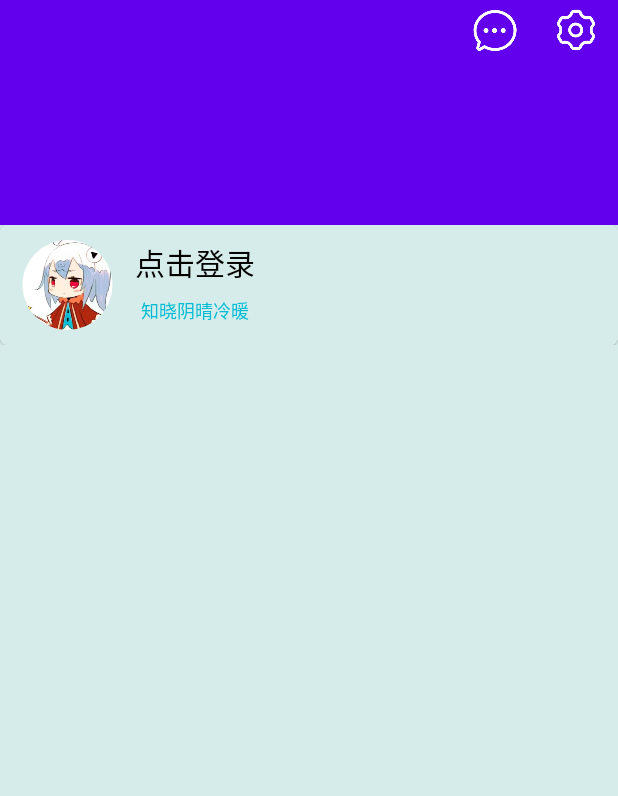
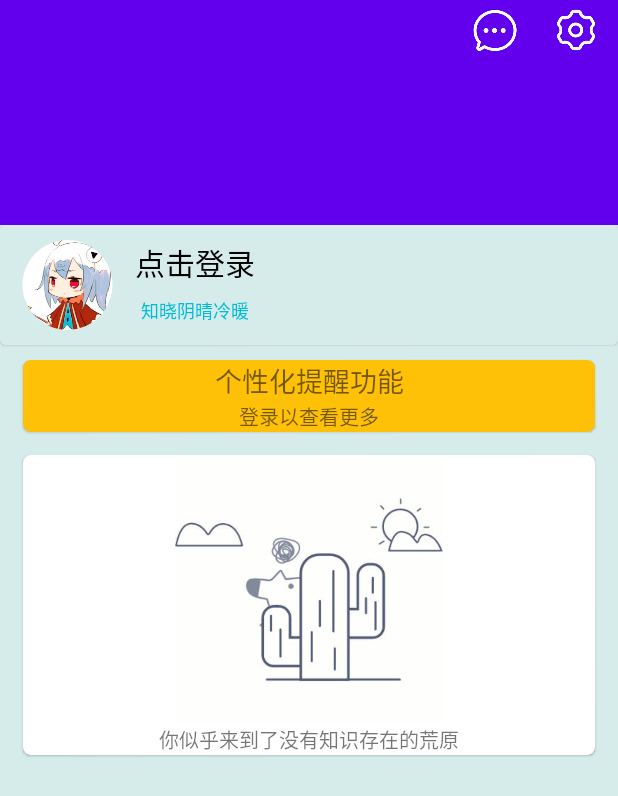
Before and after one commit to JJuprising/ASFinalWork2023, an Android app: the layout fragment_personal.xml on its own in the app's theme, with its tools: preview values and no code run, on a phone screen of 412 x 824 dp. Shown: the top 796 px of the screen. Run offline under Robolectric (Android 15) with nearby library versions, the light colour scheme and no system bars.

Commit message:
点击头像和“点击登录”会进入登录页

```diff
--- a/app/src/main/res/layout/fragment_personal.xml
+++ b/app/src/main/res/layout/fragment_personal.xml
@@ -85,8 +85,7 @@
                     android:layout_width="match_parent"
                     android:layout_height="wrap_content"
                     android:background="@color/teal_700"
-                    android:layout_marginTop="0dp"
-                    app:cardCornerRadius="5dp">
+                    android:layout_marginTop="0dp">
 
                     <RelativeLayout
                         android:layout_width="match_parent"
@@ -128,6 +127,72 @@
 
                 </com.google.android.material.card.MaterialCardView>
 
+                <com.google.android.material.card.MaterialCardView
+                    android:layout_width="match_parent"
+                    android:layout_height="match_parent"
+                    android:layout_marginTop="10dp"
+                    android:layout_marginLeft="15dp"
+                    android:layout_marginRight="15dp"
+                    app:cardCornerRadius="5dp"
+                    app:cardBackgroundColor="@color/orange">
+
+                    <LinearLayout
+                        android:layout_width="match_parent"
+                        android:layout_height="match_parent"
+                        android:orientation="vertical">
+
+                        <TextView
+                            android:id="@+id/noAlert"
+                            android:layout_width="match_parent"
+                            android:layout_height="match_parent"
+                            android:text="个性化提醒功能"
+                            android:textSize="18dp"
+                            android:gravity="center"/>
+
+                        <TextView
+                            android:id="@+id/normalText"
+                            android:layout_width="match_parent"
+                            android:layout_height="match_parent"
+                            android:text="登录以查看更多"
+                            android:textSize="13dp"
+                            android:gravity="center"/>
+
+                    </LinearLayout>
+                </com.google.android.material.card.MaterialCardView>
+
+                <com.google.android.material.card.MaterialCardView
+                    android:layout_width="match_parent"
+                    android:layout_height="match_parent"
+                    android:layout_marginTop="15dp"
+                    android:layout_marginLeft="15dp"
+                    android:layout_marginRight="15dp"
+                    android:layout_marginBottom="15dp"
+                    app:cardCornerRadius="5dp"
+                    app:cardBackgroundColor="@color/white">
+
+                    <LinearLayout
+                        android:layout_width="match_parent"
+                        android:layout_height="match_parent"
+                        android:orientation="vertical">
+
+                        <ImageView
+                            android:layout_width="205dp"
+                            android:layout_height="179dp"
+                            android:layout_gravity="center"
+                            android:padding="0dp"
+                            android:src="@drawable/nologin" />
+
+                        <TextView
+                            android:layout_width="match_parent"
+                            android:layout_height="match_parent"
+                            android:text="你似乎来到了没有知识存在的荒原"
+                            android:textSize="13dp"
+                            android:gravity="center"/>
+
+                    </LinearLayout>
+
+                </com.google.android.material.card.MaterialCardView>
+
             </LinearLayout>
 
         </androidx.core.widget.NestedScrollView>
--- a/app/src/main/res/values-night/themes.xml
+++ b/app/src/main/res/values-night/themes.xml
@@ -14,4 +14,9 @@
         <item name="android:statusBarColor">?attr/colorPrimaryVariant</item>
         <!-- Customize your theme here. -->
     </style>
+
+    <!--  同样给登录页设置没有ActionBar，为了后面设置ToolBar  -->
+    <style name="LoginTheme" parent="Theme.MaterialComponents.DayNight.NoActionBar">
+
+    </style>
 </resources>
--- a/app/src/main/res/values/themes.xml
+++ b/app/src/main/res/values/themes.xml
@@ -20,4 +20,10 @@
         <item name="android:navigationBarColor">#00000000</item> <!-- 设置导航栏背景色为透明 -->
 
     </style>
+
+    <!--  给登录页设置没有ActionBar，为了后面设置ToolBar  -->
+    <style name="LoginTheme" parent="Theme.MaterialComponents.DayNight.NoActionBar">
+
+    </style>
+
 </resources>
```
Also changed, not shown: app/src/main/AndroidManifest.xml (+12 -0 lines), app/src/main/java/com/example/asfinalwork2023/ui/personal/Login.kt (added, +14 -0 lines), app/src/main/java/com/example/asfinalwork2023/ui/personal/PersonalFragment.kt (+25 -11 lines), app/src/main/res/layout/activity_login.xml (added, +18 -0 lines), app/src/main/res/drawable/nologin.jpg (added).
